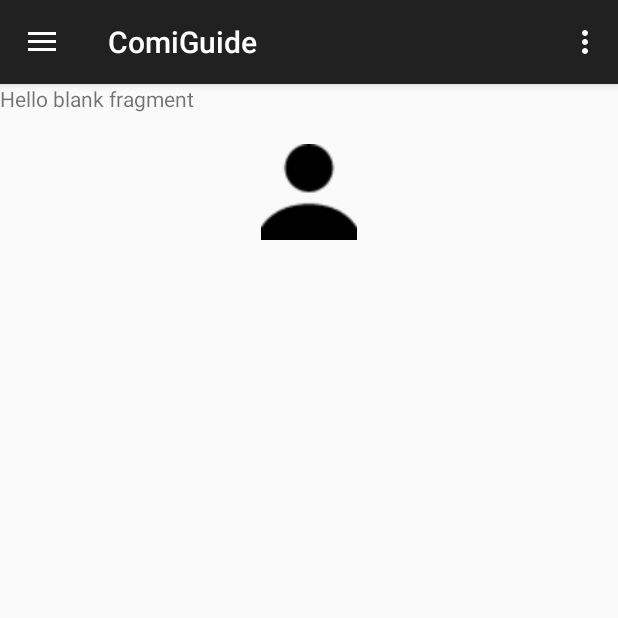
After one commit to umatoma/comiguide_andorid, an Android app: the fragment ComiketCircleFormFragment placed in its activity, on a phone screen of 412 x 824 dp, the top half of it. The commit adds this screen. Run offline under Robolectric (Android 15) with nearby library versions, the phone set to English and light mode, and no system bars; 1 statement that could not run was skipped.

Commit message:
create COmiketCircleFormFragment

```diff
--- /dev/null
+++ b/app/src/main/java/net/umatoma/comiguide/fragment/ComiketCircleFormFragment.java
@@ -0,0 +1,28 @@
+package net.umatoma.comiguide.fragment;
+
+
+import android.os.Bundle;
+import android.support.v4.app.Fragment;
+import android.view.LayoutInflater;
+import android.view.View;
+import android.view.ViewGroup;
+
+import net.umatoma.comiguide.R;
+
+public class ComiketCircleFormFragment extends Fragment {
+
+
+    public ComiketCircleFormFragment() {
+        // Required empty public constructor
+    }
+
+
+    @Override
+    public View onCreateView(LayoutInflater inflater, ViewGroup container,
+                             Bundle savedInstanceState) {
+        // Inflate the layout for this fragment
+        return inflater.inflate(R.layout.fragment_comiket_circle_form, container, false);
+    }
+
+
+}
--- /dev/null
+++ b/app/src/main/res/layout/fragment_comiket_circle_form.xml
@@ -0,0 +1,10 @@
+<FrameLayout xmlns:android="http://schemas.android.com/apk/res/android"
+    xmlns:tools="http://schemas.android.com/tools" android:layout_width="match_parent"
+    android:layout_height="match_parent"
+    tools:context="net.umatoma.comiguide.fragment.ComiketCircleFormFragment">
+
+    <!-- TODO: Update blank fragment layout -->
+    <TextView android:layout_width="match_parent" android:layout_height="match_parent"
+        android:text="@string/hello_blank_fragment" />
+
+</FrameLayout>
```
Also changed, not shown: app/src/main/java/net/umatoma/comiguide/activity/ComiketCircleActivity.java (+44 -10 lines), app/src/main/java/net/umatoma/comiguide/fragment/ComiketCircleMapFooterFragment.java (+18 -1 lines).
